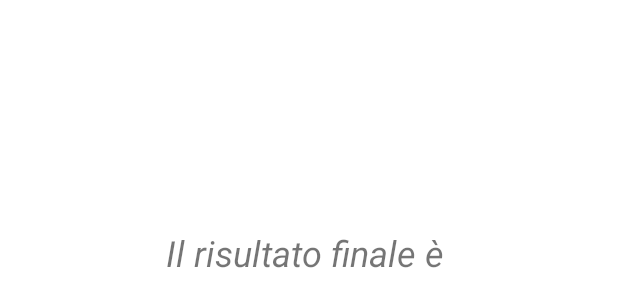
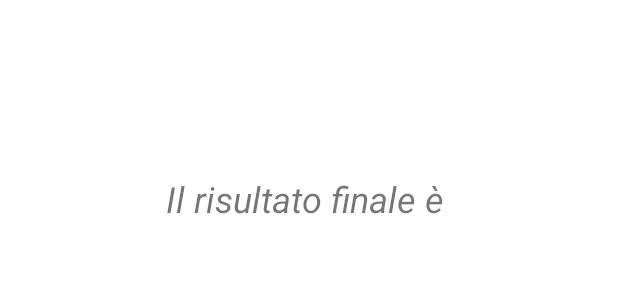
Before and after one commit to marco-carioti/SegnaPunteggio, an Android app: the layout fragment_second.xml on its own in the app's theme, with its tools: preview values and no code run, on a phone screen of 412 x 824 dp. Shown: the top 307 px of the screen. Run offline under Robolectric (Android 15) with nearby library versions, the phone set to English and light mode, and no system bars.

```diff
--- a/app/src/main/res/layout/fragment_second.xml
+++ b/app/src/main/res/layout/fragment_second.xml
@@ -9,13 +9,13 @@
         android:id="@+id/risultato_finale"
         android:layout_width="wrap_content"
         android:layout_height="wrap_content"
-        android:layout_marginTop="152dp"
         android:text="Il risultato finale è "
         android:textSize="24dp"
         android:textStyle="italic"
+        app:layout_constraintBottom_toBottomOf="parent"
         app:layout_constraintEnd_toEndOf="parent"
         app:layout_constraintStart_toStartOf="parent"
-        app:layout_constraintTop_toTopOf="parent"></TextView>
+        app:layout_constraintTop_toTopOf="parent"
+        app:layout_constraintVertical_bias="0.147"></TextView>
 
-
-</androidx.constraintlayout.widget.ConstraintLayout>
+    </androidx.constraintlayout.widget.ConstraintLayout>
```
Also changed, not shown: app/src/main/java/com/example/segnapunteggio/FirstFragment.kt (+8 -3 lines), app/src/main/java/com/example/segnapunteggio/SecondFragment.kt (+10 -5 lines), app/src/main/res/navigation/nav_graph.xml (+8 -1 lines).
